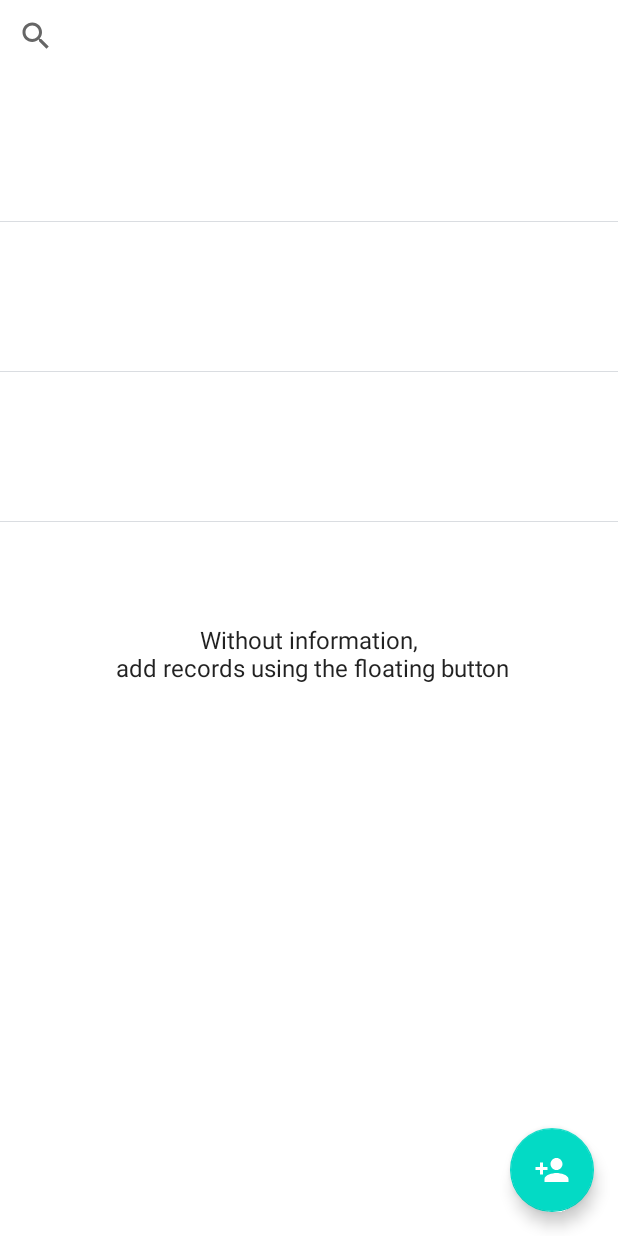
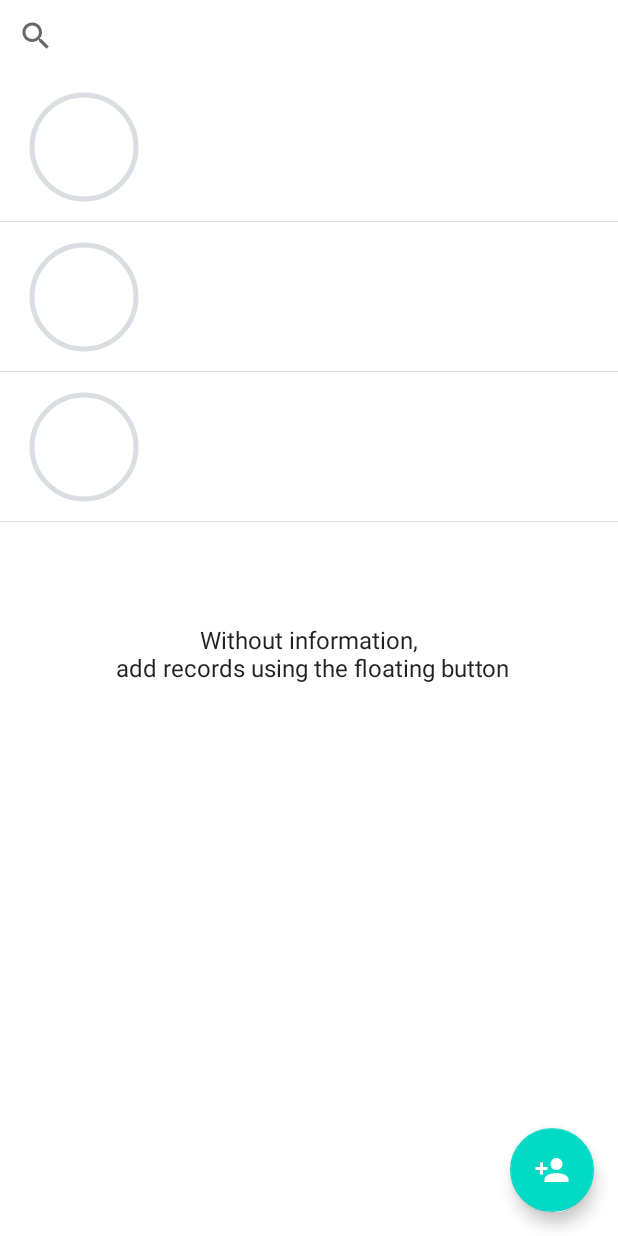
Before and after one commit to GaboRohez/UsersRegister, an Android app: the layout fragment_users.xml on its own in the app's theme, with its tools: preview values and no code run, on a phone screen of 412 x 824 dp. Run offline under Robolectric (Android 15) with nearby library versions, the phone set to English and light mode, and no system bars; network calls fail.

Commit message:
create floating button

```diff
--- a/app/src/main/java/xyz/gaborohez/usersregister/ui/users/adapter/UsersAdapter.java
+++ b/app/src/main/java/xyz/gaborohez/usersregister/ui/users/adapter/UsersAdapter.java
@@ -42,11 +42,8 @@ public class UsersAdapter extends RecyclerView.Adapter<UsersAdapter.ViewHolder>
 
     @Override
     public void onBindViewHolder(@NonNull ViewHolder holder, int position) {
-        if (list.get(position).getImage() != null){
-            Log.d(TAG, "onBindViewHolder: "+AppConstants.BASE_IMAGE_URL+list.get(position).getImage());
 
-            Glide.with(context).load(AppConstants.BASE_IMAGE_URL+list.get(position).getImage()).placeholder(android.R.drawable.progress_indeterminate_horizontal).error(android.R.drawable.stat_notify_error).into(holder.binding.ivProfile);
-        }
+        Glide.with(context).load(AppConstants.BASE_IMAGE_URL+list.get(position).getImage()).placeholder(android.R.drawable.progress_horizontal).error(R.drawable.ic_person).into(holder.binding.ivProfile);
 
         holder.binding.tvNick.setText(String.format(context.getString(R.string.nickname), list.get(position).getNick()));
         holder.binding.tvEmail.setText(list.get(position).getEmail());
--- a/app/src/main/java/xyz/gaborohez/usersregister/ui/users/view/UsersFragment.java
+++ b/app/src/main/java/xyz/gaborohez/usersregister/ui/users/view/UsersFragment.java
@@ -44,7 +44,13 @@ public class UsersFragment extends BaseFragment<UsersContract.Presenter, Fragmen
     @Override
     public void onViewCreated(@NonNull View view, @Nullable Bundle savedInstanceState) {
         super.onViewCreated(view, savedInstanceState);
+        setUpEvents();
         presenter.getUsers();
+    }
+
+    private void setUpEvents() {
+
+        binding.fab.setOnClickListener(v -> {});
     }
 
     @Override
--- a/app/src/main/res/layout/item_person.xml
+++ b/app/src/main/res/layout/item_person.xml
@@ -15,7 +15,7 @@
         android:layout_centerVertical="true"
         android:layout_marginStart="@dimen/dimen_normal_margin"
         app:shapeAppearanceOverlay="@style/roundedImageViewRounded"
-        app:strokeColor="@android:color/white"
+        app:strokeColor="@color/colorBackground"
         app:strokeWidth="@dimen/dimen_stroke_imageprofile" />
 
     <LinearLayout
```
